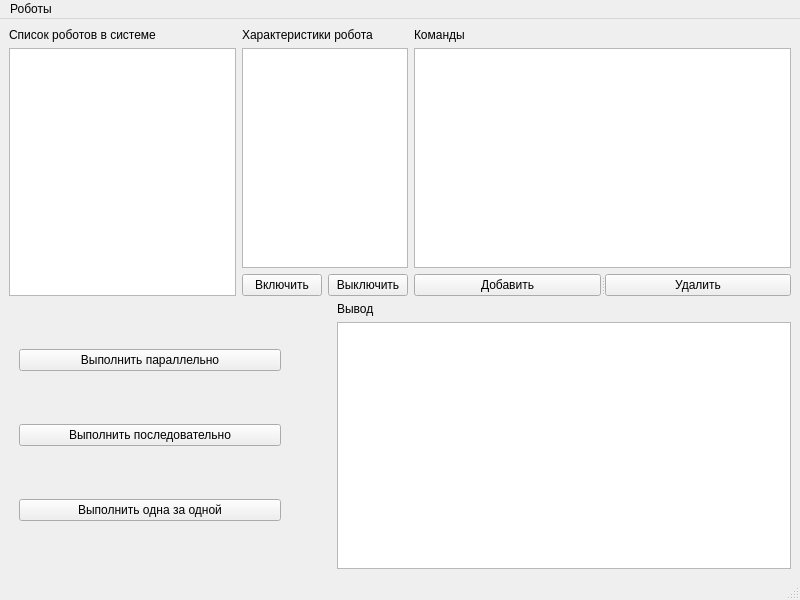
First picture: the form in mainwindowapp.ui, repository evster-coder/IndustrialRobotSystem, before the edit.
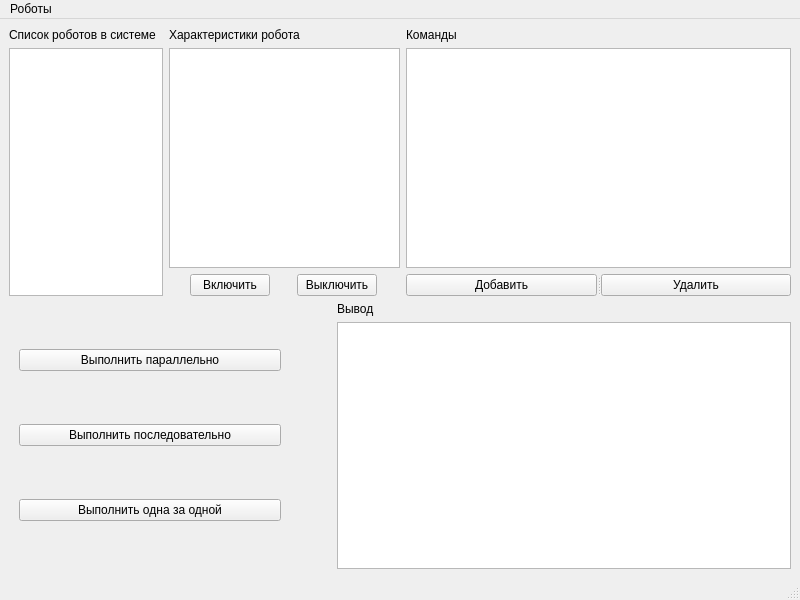
Second picture: the form after the edit.

Commit message: the ability to view stats and commands of robot was added

```diff
--- a/mainwindowapp.ui
+++ b/mainwindowapp.ui
@@ -16,7 +16,7 @@
   <widget class="QWidget" name="centralwidget">
    <layout class="QVBoxLayout" name="verticalLayout_6">
     <item>
-     <layout class="QHBoxLayout" name="horizontalLayout" stretch="3,2,5">
+     <layout class="QHBoxLayout" name="horizontalLayout" stretch="2,3,5">
       <item>
        <layout class="QVBoxLayout" name="verticalLayout_3">
         <item>
@@ -47,18 +47,9 @@
          </widget>
         </item>
         <item>
-         <widget class="QListView" name="robotStat">
-          <property name="sizePolicy">
-           <sizepolicy hsizetype="Expanding" vsizetype="Expanding">
-            <horstretch>0</horstretch>
-            <verstretch>0</verstretch>
-           </sizepolicy>
-          </property>
-          <property name="maximumSize">
-           <size>
-            <width>512</width>
-            <height>16777215</height>
-           </size>
+         <widget class="QTextEdit" name="textRobotStat">
+          <property name="readOnly">
+           <bool>true</bool>
           </property>
          </widget>
         </item>
@@ -104,7 +95,7 @@
          </widget>
         </item>
         <item>
-         <widget class="QTableView" name="commandTable"/>
+         <widget class="QListWidget" name="commandsList"/>
         </item>
         <item>
          <widget class="QSplitter" name="splitter">
```
The commit also changes 15 other files.
